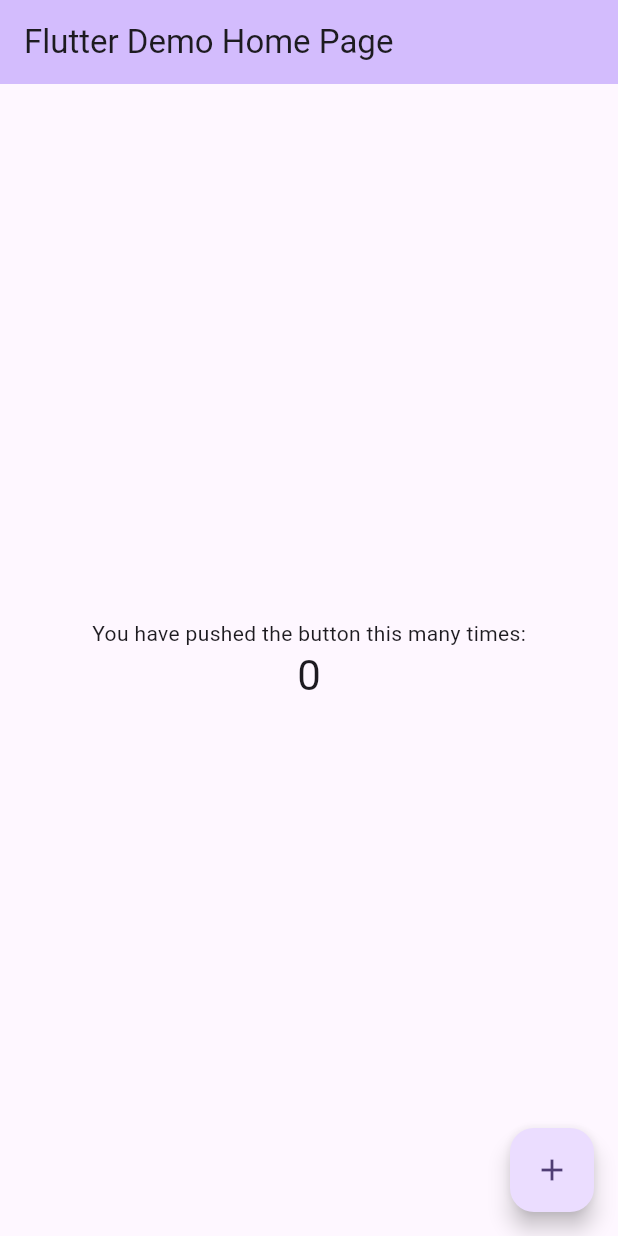
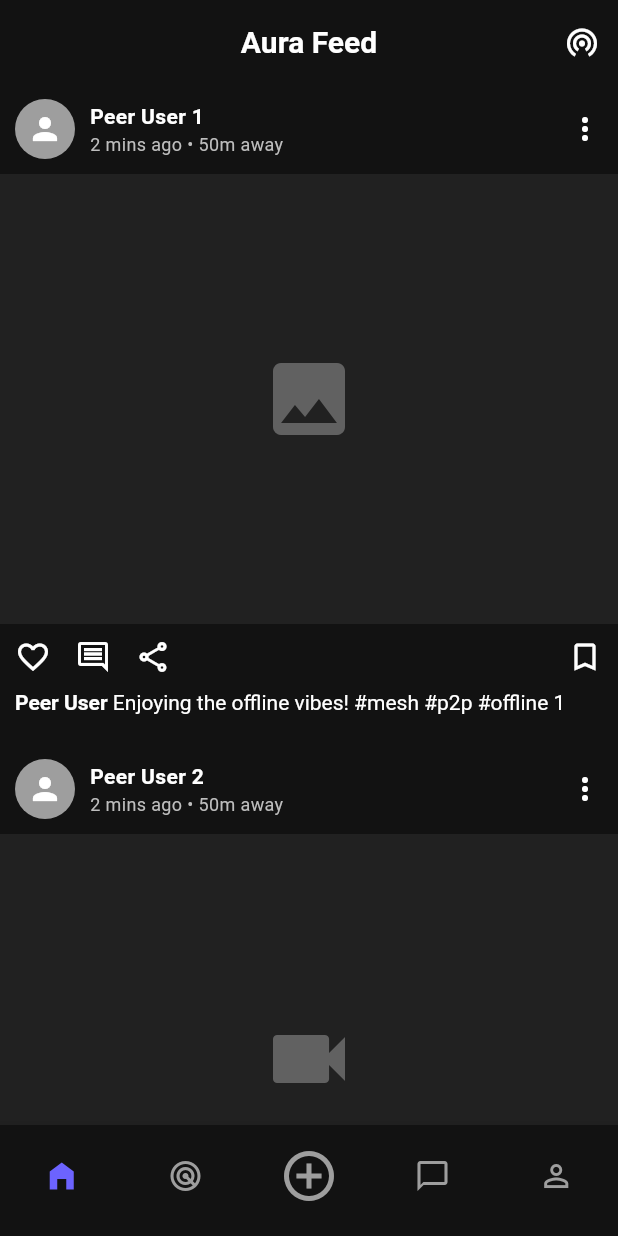
Before and after one commit to could-ai/019b06c5-ecdd-74aa-83c6-43b4138c6d59, a Flutter app: the screen it shows after launch, on a phone screen of 412 x 824 dp. Run offline on Flutter 3.47's test engine with Material 3 defaults, Android fonts, the phone set to English and light mode, and no system bars; statements that could not run were skipped.

Commit message:
Created detailed design concept document outlining the offline P2P social media platform features, architecture, and limitations.; Updated main.dart to initialize the Aura app with a dark theme and routing to the HomeScreen.; Created AppTheme with a dark mode design suitable for media-heavy applications.; Implemented HomeScreen with a BottomNavigationBar to navigate between Feed, Discovery, Create, Chat, and Profile screens.; Implemented FeedScreen simulating an Instagram-style feed with placeholders for P2P content and metadata (distance, time).; Implemented DiscoveryScreen to visualize the P2P device scanning and connection process.; Implemented CreateScreen with a camera interface placeholder for content creation.; Implemented ChatListScreen for P2P messaging interface.; Implemented ProfileScreen with user stats, bio, and a grid view of shared content.

```diff
--- /dev/null
+++ b/usr/lib/core/theme/app_theme.dart
@@ -0,0 +1,32 @@
+import 'package:flutter/material.dart';
+
+class AppTheme {
+  static final ThemeData darkTheme = ThemeData(
+    brightness: Brightness.dark,
+    primaryColor: const Color(0xFF6C63FF), // A vibrant purple for accents
+    scaffoldBackgroundColor: const Color(0xFF121212), // Deep black/grey
+    cardColor: const Color(0xFF1E1E1E),
+    colorScheme: const ColorScheme.dark(
+      primary: Color(0xFF6C63FF),
+      secondary: Color(0xFF03DAC6),
+      surface: Color(0xFF1E1E1E),
+      background: Color(0xFF121212),
+    ),
+    appBarTheme: const AppBarTheme(
+      backgroundColor: Color(0xFF121212),
+      elevation: 0,
+      centerTitle: true,
+      titleTextStyle: TextStyle(
+        fontSize: 20,
+        fontWeight: FontWeight.bold,
+        color: Colors.white,
+      ),
+    ),
+    bottomNavigationBarTheme: const BottomNavigationBarThemeData(
+      backgroundColor: Color(0xFF121212),
+      selectedItemColor: Color(0xFF6C63FF),
+      unselectedItemColor: Colors.grey,
+      type: BottomNavigationBarType.fixed,
+    ),
+  );
+}
--- /dev/null
+++ b/usr/lib/features/feed/feed_screen.dart
@@ -0,0 +1,114 @@
+import 'package:flutter/material.dart';
+
+class FeedScreen extends StatelessWidget {
+  const FeedScreen({super.key});
+
+  @override
+  Widget build(BuildContext context) {
+    return Scaffold(
+      appBar: AppBar(
+        title: const Text('Aura Feed'),
+        actions: [
+          IconButton(
+            icon: const Icon(Icons.wifi_tethering),
+            onPressed: () {
+              // Show connection status
+              ScaffoldMessenger.of(context).showSnackBar(
+                const SnackBar(content: Text('Connected to 3 peers nearby')),
+              );
+            },
+          ),
+        ],
+      ),
+      body: ListView.builder(
+        itemCount: 10,
+        itemBuilder: (context, index) {
+          return _buildPostItem(context, index);
+        },
+      ),
+    );
+  }
+
+  Widget _buildPostItem(BuildContext context, int index) {
+    return Column(
+      crossAxisAlignment: CrossAxisAlignment.start,
+      children: [
+        // Header
+        Padding(
+          padding: const EdgeInsets.all(10.0),
+          child: Row(
+            children: [
+              const CircleAvatar(
+                backgroundColor: Colors.grey,
+                child: Icon(Icons.person, color: Colors.white),
+              ),
+              const SizedBox(width: 10),
+              Column(
+                crossAxisAlignment: CrossAxisAlignment.start,
+                children: [
+                  Text(
+                    'Peer User ${index + 1}',
+                    style: const TextStyle(fontWeight: FontWeight.bold),
+                  ),
+                  Text(
+                    '2 mins ago • 50m away',
+                    style: TextStyle(color: Colors.grey[400], fontSize: 12),
+                  ),
+                ],
+              ),
+              const Spacer(),
+              const Icon(Icons.more_vert),
+            ],
+          ),
+        ),
+        // Media Placeholder
+        Container(
+          height: 300,
+          width: double.infinity,
+          color: Colors.grey[900],
+          child: Center(
+            child: Icon(
+              index % 2 == 0 ? Icons.image : Icons.videocam,
+              size: 64,
+              color: Colors.grey[700],
+            ),
+          ),
+        ),
+        // Actions
+        Padding(
+          padding: const EdgeInsets.symmetric(horizontal: 10, vertical: 10),
+          child: Row(
+            children: [
+              const Icon(Icons.favorite_border),
+              const SizedBox(width: 16),
+              const Icon(Icons.comment_outlined),
+              const SizedBox(width: 16),
+              const Icon(Icons.share_outlined), // P2P Share
+              const Spacer(),
+              const Icon(Icons.bookmark_border),
+            ],
+          ),
+        ),
+        // Caption
+        Padding(
+          padding: const EdgeInsets.symmetric(horizontal: 10),
+          child: RichText(
+            text: TextSpan(
+              style: const TextStyle(color: Colors.white),
+              children: [
+                const TextSpan(
+                  text: 'Peer User ',
+                  style: TextStyle(fontWeight: FontWeight.bold),
+                ),
+                TextSpan(
+                  text: 'Enjoying the offline vibes! #mesh #p2p #offline ${index + 1}',
+                ),
+              ],
+            ),
+          ),
+        ),
+        const SizedBox(height: 20),
+      ],
+    );
+  }
+}
--- /dev/null
+++ b/usr/lib/features/home/home_screen.dart
@@ -0,0 +1,67 @@
+import 'package:flutter/material.dart';
+import 'package:couldai_user_app/features/feed/feed_screen.dart';
+import 'package:couldai_user_app/features/create/create_screen.dart';
+import 'package:couldai_user_app/features/profile/profile_screen.dart';
+import 'package:couldai_user_app/features/chat/chat_list_screen.dart';
+import 'package:couldai_user_app/features/discovery/discovery_screen.dart';
+
+class HomeScreen extends StatefulWidget {
+  const HomeScreen({super.key});
+
+  @override
+  State<HomeScreen> createState() => _HomeScreenState();
+}
+
+class _HomeScreenState extends State<HomeScreen> {
+  int _currentIndex = 0;
+
+  final List<Widget> _screens = [
+    const FeedScreen(),
+    const DiscoveryScreen(),
+    const CreateScreen(),
+    const ChatListScreen(),
+    const ProfileScreen(),
+  ];
+
+  @override
+  Widget build(BuildContext context) {
+    return Scaffold(
+      body: IndexedStack(
+        index: _currentIndex,
+        children: _screens,
+      ),
+      bottomNavigationBar: BottomNavigationBar(
+        currentIndex: _currentIndex,
+        onTap: (index) {
+          setState(() {
+            _currentIndex = index;
+          });
+        },
+        showSelectedLabels: false,
+        showUnselectedLabels: false,
+        items: const [
+          BottomNavigationBarItem(
+            icon: Icon(Icons.home_filled),
+            label: 'Feed',
+          ),
+          BottomNavigationBarItem(
+            icon: Icon(Icons.radar),
+            label: 'Discover',
+          ),
+          BottomNavigationBarItem(
+            icon: Icon(Icons.add_circle_outline, size: 40),
+            label: 'Create',
+          ),
+          BottomNavigationBarItem(
+            icon: Icon(Icons.chat_bubble_outline),
+            label: 'Chat',
+          ),
+          BottomNavigationBarItem(
+            icon: Icon(Icons.person_outline),
+            label: 'Profile',
+          ),
+        ],
+      ),
+    );
+  }
+}
--- a/usr/lib/main.dart
+++ b/usr/lib/main.dart
@@ -1,123 +1,24 @@
 import 'package:flutter/material.dart';
+import 'package:couldai_user_app/core/theme/app_theme.dart';
+import 'package:couldai_user_app/features/home/home_screen.dart';
 
 void main() {
-  runApp(const MyApp());
+  runApp(const AuraApp());
 }
 
-class MyApp extends StatelessWidget {
-  const MyApp({super.key});
+class AuraApp extends StatelessWidget {
+  const AuraApp({super.key});
 
-  // This widget is the root of your application.
   @override
   Widget build(BuildContext context) {
     return MaterialApp(
-      title: 'Flutter Demo',
+      title: 'Aura P2P',
       debugShowCheckedModeBanner: false,
-      theme: ThemeData(
-        // This is the theme of your application.
-        //
-        // TRY THIS: Try running your application with "flutter run". You'll see
-        // the application has a purple toolbar. Then, without quitting the app,
-        // try changing the seedColor in the colorScheme below to Colors.green
-        // and then invoke "hot reload" (save your changes or press the "hot
-        // reload" button in a Flutter-supported IDE, or press "r" if you used
-        // the command line to start the app).
-        //
-        // Notice that the counter didn't reset back to zero; the application
-        // state is not lost during the reload. To reset the state, use hot
-        // restart instead.
-        //
-        // This works for code too, not just values: Most code changes can be
-        // tested with just a hot reload.
-        colorScheme: ColorScheme.fromSeed(seedColor: Colors.deepPurple),
-      ),
+      theme: AppTheme.darkTheme,
       initialRoute: '/',
       routes: {
-        '/': (context) => const MyHomePage(title: 'Flutter Demo Home Page'),
+        '/': (context) => const HomeScreen(),
       },
     );
   }
 }
-
-class MyHomePage extends StatefulWidget {
-  const MyHomePage({super.key, required this.title});
-
-  // This widget is the home page of your application. It is stateful, meaning
-  // that it has a State object (defined below) that contains fields that affect
-  // how it looks.
-
-  // This class is the configuration for the state. It holds the values (in this
-  // case the title) provided by the parent (in this case the App widget) and
-  // used by the build method of the State. Fields in a Widget subclass are
-  // always marked "final".
-
-  final String title;
-
-  @override
-  State<MyHomePage> createState() => _MyHomePageState();
-}
-
-class _MyHomePageState extends State<MyHomePage> {
-  int _counter = 0;
-
-  void _incrementCounter() {
-    setState(() {
-      // This call to setState tells the Flutter framework that something has
-      // changed in this State, which causes it to rerun the build method below
-      // so that the display can reflect the updated values. If we changed
-      // _counter without calling setState(), then the build method would not be
-      // called again, and so nothing would appear to happen.
-      _counter++;
-    });
-  }
-
-  @override
-  Widget build(BuildContext context) {
-    // This method is rerun every time setState is called, for instance as done
-    // by the _incrementCounter method above.
-    //
-    // The Flutter framework has been optimized to make rerunning build methods
-    // fast, so that you can just rebuild anything that needs updating rather
-    // than having to individually change instances of widgets.
-    return Scaffold(
-      appBar: AppBar(
-        // TRY THIS: Try changing the color here to a specific color (to
-        // Colors.amber, perhaps?) and trigger a hot reload to see the AppBar
-        // change color while the other colors stay the same.
-        backgroundColor: Theme.of(context).colorScheme.inversePrimary,
-        // Here we take the value from the MyHomePage object that was created by
-        // the App.build method, and use it to set our appbar title.
-        title: Text(widget.title),
-      ),
-      body: Center(
-        // Center is a layout widget. It takes a single child and positions it
-        // in the middle of the parent.
-        child: Column(
-          // Column is also a layout widget. It takes a list of children and
-          // arranges them vertically. By default, it sizes itself to fit its
-          // children horizontally, and tries to be as tall as its parent.
-          //
-          // Column has various properties to control how it sizes itself and
-          // how it positions its children. Here we use mainAxisAlignment to
-          // center the children vertically; the main axis here is the vertical
-          // axis because Columns are vertical (the cross axis would be
-          // horizontal).
-          //
-          // TRY THIS: Invoke "debug painting" (choose the "Toggle Debug Paint"
-          // action in the IDE, or press "p" in the console), to see the
-          // wireframe for each widget.
-          mainAxisAlignment: MainAxisAlignment.center,
-          children: <Widget>[
-            const Text('You have pushed the button this many times:'),
-            Text('$_counter', style: Theme.of(context).textTheme.headlineMedium),
-          ],
-        ),
-      ),
-      floatingActionButton: FloatingActionButton(
-        onPressed: _incrementCounter,
-        tooltip: 'Increment',
-        child: const Icon(Icons.add),
-      ), // This trailing comma makes auto-formatting nicer for build methods.
-    );
-  }
-}
```
Also changed, not shown: usr/lib/features/chat/chat_list_screen.dart (added, +53 -0 lines), usr/lib/features/create/create_screen.dart (added, +61 -0 lines), usr/lib/features/discovery/discovery_screen.dart (added, +78 -0 lines), usr/lib/features/profile/profile_screen.dart (added, +154 -0 lines), 1 other file.
